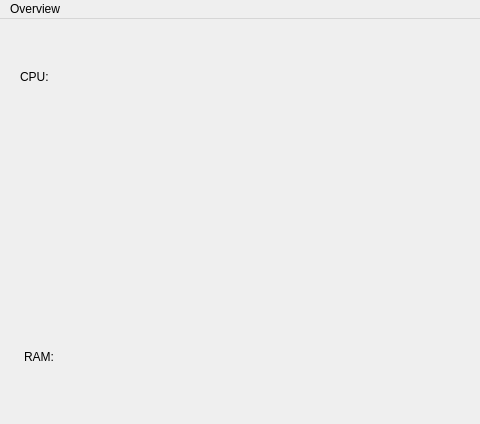
Qt form src/mainwindow.ui (NameOfFool/Cmon) before a commit; both pictures show x 0 to 480 and y 0 to 424 of the 800 by 600 pixel window.
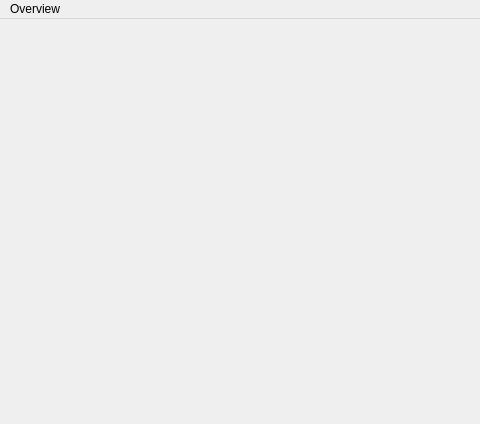
The same form after that commit.

```diff
--- a/src/mainwindow.ui
+++ b/src/mainwindow.ui
@@ -17,9 +17,9 @@
    <widget class="QWidget" name="ramPlot" native="true">
     <property name="geometry">
      <rect>
-      <x>120</x>
+      <x>30</x>
       <y>330</y>
-      <width>541</width>
+      <width>721</width>
       <height>161</height>
      </rect>
     </property>
@@ -36,9 +36,9 @@
    <widget class="QWidget" name="cpuPlot" native="true">
     <property name="geometry">
      <rect>
-      <x>120</x>
+      <x>30</x>
       <y>50</y>
-      <width>541</width>
+      <width>721</width>
       <height>161</height>
      </rect>
     </property>
@@ -52,32 +52,6 @@
      <bool>true</bool>
     </property>
    </widget>
-   <widget class="QLabel" name="label">
-    <property name="geometry">
-     <rect>
-      <x>20</x>
-      <y>50</y>
-      <width>52</width>
-      <height>15</height>
-     </rect>
-    </property>
-    <property name="text">
-     <string>CPU:</string>
-    </property>
-   </widget>
-   <widget class="QLabel" name="label_2">
-    <property name="geometry">
-     <rect>
-      <x>24</x>
-      <y>330</y>
-      <width>52</width>
-      <height>15</height>
-     </rect>
-    </property>
-    <property name="text">
-     <string>RAM:</string>
-    </property>
-   </widget>
   </widget>
   <widget class="QMenuBar" name="menubar">
    <property name="geometry">
```
